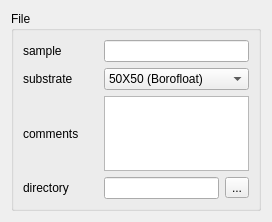
The window that gui_design/file.ui (baukekooger/XY_Measurement) describes before a commit, drawn with Qt 5.
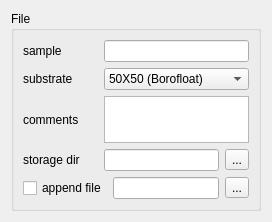
The same window after the commit.

Diff of the .ui file:
```diff
--- a/gui_design/file.ui
+++ b/gui_design/file.ui
@@ -6,7 +6,7 @@
    <rect>
     <x>0</x>
     <y>0</y>
-    <width>272</width>
+    <width>249</width>
     <height>218</height>
    </rect>
   </property>
@@ -168,7 +168,7 @@
            </size>
           </property>
           <property name="text">
-           <string>directory</string>
+           <string>storage dir</string>
           </property>
          </widget>
         </item>
@@ -184,6 +184,31 @@
         </item>
        </layout>
       </item>
+      <item row="4" column="0">
+       <layout class="QHBoxLayout" name="horizontalLayout_6">
+        <item>
+         <widget class="QCheckBox" name="checkBox_append_file">
+          <property name="text">
+           <string>append file</string>
+          </property>
+         </widget>
+        </item>
+        <item>
+         <widget class="QLineEdit" name="lineEdit_appendfile">
+          <property name="readOnly">
+           <bool>false</bool>
+          </property>
+         </widget>
+        </item>
+        <item>
+         <widget class="QToolButton" name="toolButton_appendfile">
+          <property name="text">
+           <string>...</string>
+          </property>
+         </widget>
+        </item>
+       </layout>
+      </item>
      </layout>
     </widget>
    </item>
```
Left out of the diff: 78 changed lines with no effect on the pictures.
